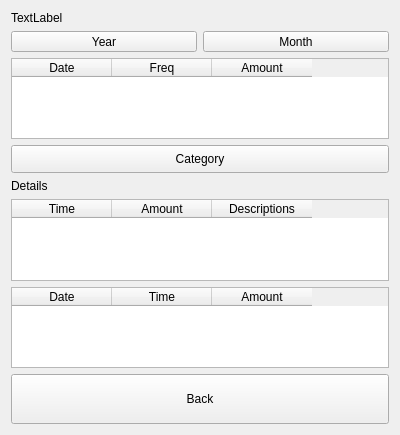
Old version of the form dlgreport.ui in the repository ic005k/Knot-Legacy.
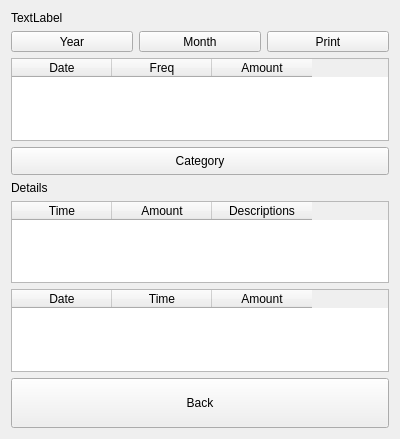
New version of the form.

```diff
--- a/dlgreport.ui
+++ b/dlgreport.ui
@@ -7,7 +7,7 @@
     <x>0</x>
     <y>0</y>
     <width>400</width>
-    <height>435</height>
+    <height>439</height>
    </rect>
   </property>
   <property name="windowTitle">
@@ -191,6 +191,19 @@
        </property>
       </widget>
      </item>
+     <item>
+      <widget class="QToolButton" name="btnPrint">
+       <property name="sizePolicy">
+        <sizepolicy hsizetype="Preferred" vsizetype="Fixed">
+         <horstretch>0</horstretch>
+         <verstretch>0</verstretch>
+        </sizepolicy>
+       </property>
+       <property name="text">
+        <string>Print</string>
+       </property>
+      </widget>
+     </item>
     </layout>
    </item>
    <item row="4" column="0">
```
